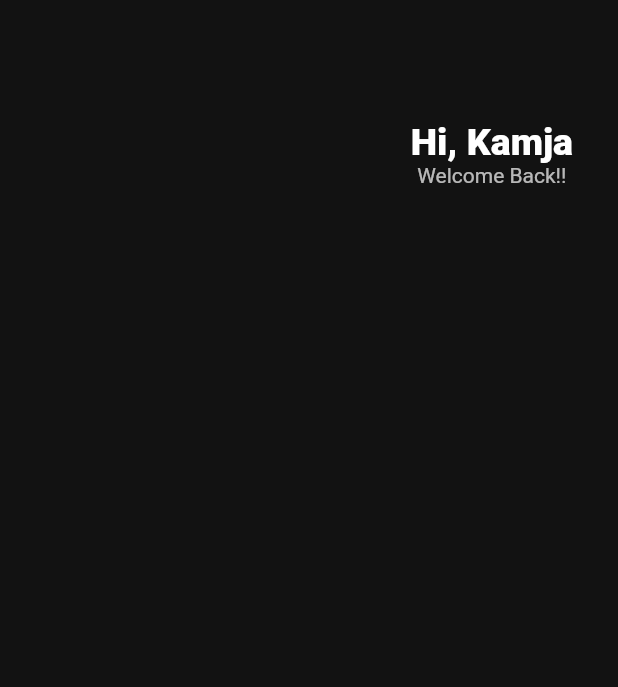
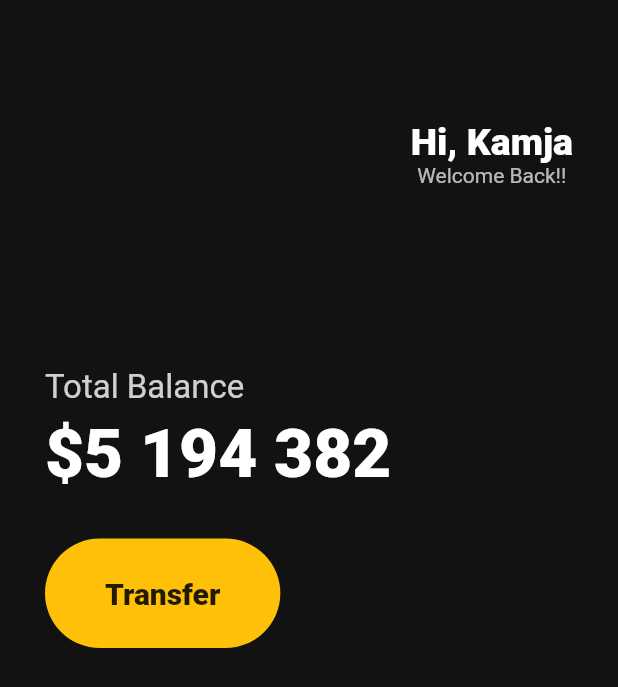
Before and after one commit to kamja44/Flutter, a Flutter app: the screen it shows after launch, on a phone screen of 412 x 824 dp. Shown: the top 687 px of the screen. Run offline on Flutter 3.47's test engine with Material 2 defaults, Android fonts, the phone set to English and light mode, and no system bars.

Commit message:
Create Transfer Button

```diff
--- a/toonflix/lib/main.dart
+++ b/toonflix/lib/main.dart
@@ -13,6 +13,7 @@
         body: Padding(
           padding: EdgeInsets.symmetric(horizontal: 30),
           child: Column(
+            crossAxisAlignment: CrossAxisAlignment.start,
             children: [
               SizedBox(
                 height: 80,
@@ -39,6 +40,53 @@
                     ],
                   )
                 ],
+              ),
+              SizedBox(
+                height: 120,
+              ),
+              Text(
+                "Total Balance",
+                style: TextStyle(
+                  color: Colors.white.withOpacity(0.8),
+                  fontSize: 22,
+                ),
+              ),
+              SizedBox(
+                height: 5,
+              ),
+              Text(
+                "\$5 194 382",
+                style: TextStyle(
+                  color: Colors.white,
+                  fontSize: 45,
+                  fontWeight: FontWeight.w800,
+                ),
+              ),
+              SizedBox(
+                height: 30,
+              ),
+              Row(
+                children: [
+                  Container(
+                    child: Padding(
+                      padding: EdgeInsets.symmetric(
+                        vertical: 25,
+                        horizontal: 40,
+                      ),
+                      child: Text(
+                        "Transfer",
+                        style: TextStyle(
+                          fontSize: 20,
+                          fontWeight: FontWeight.w800,
+                        ),
+                      ),
+                    ),
+                    decoration: BoxDecoration(
+                      color: Colors.amber,
+                      borderRadius: BorderRadius.circular(45),
+                    ),
+                  ),
+                ],
               )
             ],
           ),
```
Also changed, not shown: 1 other file.
